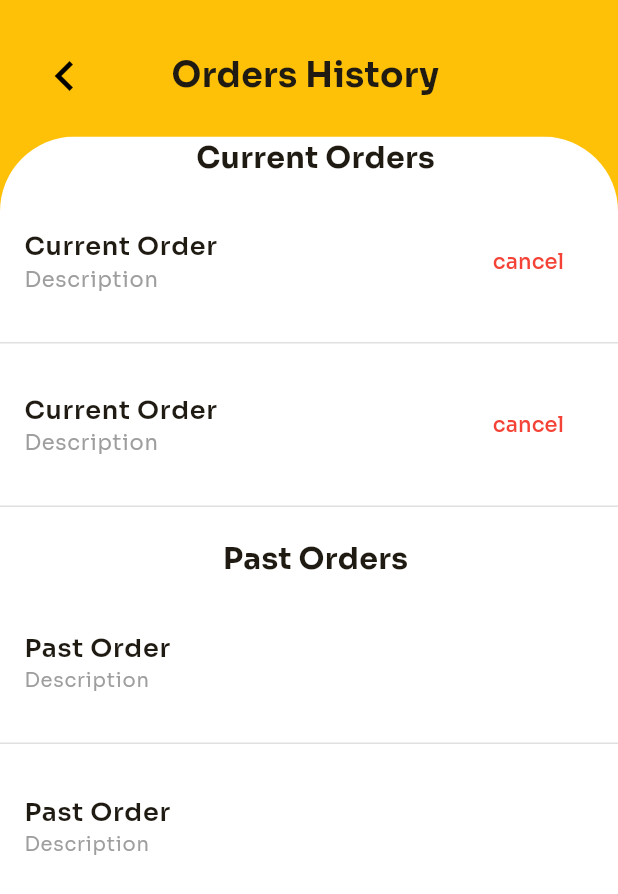
After one commit to Matheo-delaunay/imt-framework-front, a Flutter app: the OrdersHistory screen opened directly, on a phone screen of 412 x 824 dp. The commit adds this screen. Shown: the top 894 px of the screen. Run offline on Flutter 3.47's test engine with Material 2 defaults, Android fonts, the phone set to English and light mode, and no system bars; our stand-ins replace supercharged; missing offline and left inert: sa4_migration_kit.

Commit message:
feat: add orders history page

```diff
--- /dev/null
+++ b/lib/views/pages/orders_history.dart
@@ -0,0 +1,63 @@
+import 'dart:ui';
+import 'package:flutter/material.dart';
+import 'package:imt_framework_front/views/utils/pageSeparator.dart';
+import 'package:imt_framework_front/views/widgets/appbar/appBar.dart';
+import 'package:imt_framework_front/views/widgets/order_tile/current_order_tile_widget.dart';
+import '../widgets/order_tile/past_order_tile_widget.dart';
+
+class OrdersHistory extends StatefulWidget {
+
+  const OrdersHistory({super.key});
+
+  @override
+  State<OrdersHistory> createState() => _OrdersHistoryState();
+}
+
+class _OrdersHistoryState extends State<OrdersHistory> {
+
+  @override
+  Widget build(BuildContext context) {
+    return Scaffold(
+      body: Stack(
+        children: [
+          Container(
+            color: Colors.amber,
+          ), Column(
+            children: [
+              TopAppBar(arrowVisible: true, heartVisible: false, title: 'Orders History'),
+              Expanded(
+                flex: 3,
+                child: ClipRRect(
+                    borderRadius: BorderRadius.only(
+                      topLeft: Radius.circular(50),
+                      topRight: Radius.circular(50),
+                    ),
+                    child: Container(
+                      color: Colors.white,
+                      child: ListView(
+                        children: [
+                          Text('\t Current Orders', style: TextStyle(fontSize: 20, fontWeight: FontWeight.bold),textAlign: TextAlign.center,),
+                          CurrentOrderTile(currentOrders: ['jknfjfe'],),
+                          PageSeparator(),
+                          CurrentOrderTile(currentOrders: ['khukduhzk'],),
+                          PageSeparator(),
+                          SizedBox(height: 20,),
+                          Text('\t Past Orders', style: TextStyle(fontSize: 20, fontWeight: FontWeight.bold), textAlign: TextAlign.center,),
+                          PastOrderTile(pastOrders: ['jfdvcldf'],),
+                          PageSeparator(),
+                          PastOrderTile(pastOrders: ['kjcejkj'])
+                        ],
+
+
+
+                      ),
+                    )),
+              ),
+            ],
+
+          ),
+        ],
+      ),
+    );
+  }
+}
--- a/lib/views/pages/profile_page.dart
+++ b/lib/views/pages/profile_page.dart
@@ -2,6 +2,7 @@ import 'dart:ui';
 import 'package:flutter/material.dart';
 import 'package:imt_framework_front/views/pages/crous_balance_page.dart';
 import 'package:imt_framework_front/views/pages/favorites_page.dart';
+import 'package:imt_framework_front/views/pages/orders_history.dart';
 import 'package:imt_framework_front/views/pages/personal_information_page.dart';
 import 'package:imt_framework_front/views/widgets/appbar/appBar.dart';
 
@@ -16,13 +17,16 @@ class ProfilePage extends StatefulWidget {
 class _ProfilePageState extends State<ProfilePage> {
   final List<String> entries = <String>[
     'Personal Information',
+    'Orders History',
     'My Favorites',
     'Crous Balance',
   ];
   final List<Widget> routes = <Widget>[
     PersonalInfo(),
+    OrdersHistory(),
     FavoritesPage(arrowVisible: true),
-    CrousBalance(balance: 90)
+    CrousBalance(balance: 90),
+
   ];
 
 
--- /dev/null
+++ b/lib/views/widgets/order_tile/current_order_tile_widget.dart
@@ -0,0 +1,42 @@
+import 'package:flutter/material.dart';
+
+import '../../pages/details_page.dart';
+
+class CurrentOrderTile extends StatelessWidget {
+
+
+  const CurrentOrderTile({super.key,
+    required this.currentOrders});
+
+  final List currentOrders;
+
+  @override
+  Widget build(BuildContext context) {
+    return GestureDetector(
+      onTap: (){Navigator.push(context, MaterialPageRoute(builder: (context) =>
+          DetailPage(image: 'assets/images/food.jpg', alergens: [],)));
+      },
+
+      child: Card(
+          margin: EdgeInsets.only(top: 20),
+          color: Colors.white,
+          surfaceTintColor: Colors.white,
+          elevation: 0,
+          child: ListTile(
+              visualDensity: VisualDensity(vertical: 3),
+              title: Container(
+                child: Column(
+                  crossAxisAlignment: CrossAxisAlignment.start,
+                  children: [
+                    Text('Current Order ', style: TextStyle(fontSize: 17, fontWeight: FontWeight.w600),),
+                    Text('Description ', style: TextStyle(fontSize: 14, color: Colors.grey),)
+                  ],
+                )
+              ),
+              trailing: TextButton(onPressed: (){},
+                child: Text('cancel'), style: ElevatedButton.styleFrom(foregroundColor: Colors.red, )),
+          )
+      ),
+    );
+  }
+}
--- /dev/null
+++ b/lib/views/widgets/order_tile/past_order_tile_widget.dart
@@ -0,0 +1,40 @@
+import 'package:flutter/material.dart';
+
+import '../../pages/details_page.dart';
+
+class PastOrderTile extends StatelessWidget {
+
+
+  const PastOrderTile({super.key,
+    required this.pastOrders});
+
+  final List pastOrders;
+
+  @override
+  Widget build(BuildContext context) {
+    return GestureDetector(
+      onTap: (){Navigator.push(context, MaterialPageRoute(builder: (context) =>
+          DetailPage(image: 'assets/images/food.jpg', alergens: [],)));
+      },
+
+      child: Card(
+          margin: EdgeInsets.only(top: 20),
+          color: Colors.white,
+          surfaceTintColor: Colors.white,
+          elevation: 0,
+          child: ListTile(
+            visualDensity: VisualDensity(vertical: 3),
+            title: Container(
+                child: Column(
+                  crossAxisAlignment: CrossAxisAlignment.start,
+                  children: [
+                    Text('Past Order ', style: TextStyle(fontSize: 17, fontWeight: FontWeight.w600),),
+                    Text('Description ', style: TextStyle(fontSize: 13, color: Colors.grey),)
+                  ],
+                )
+            ),
+          )
+      ),
+    );
+  }
+}
```
